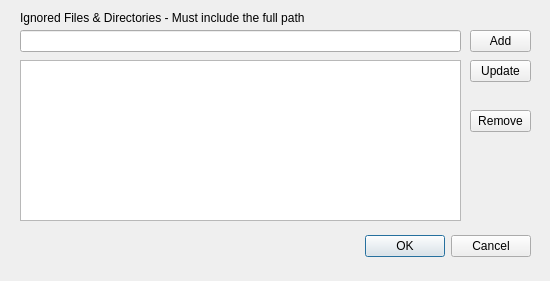
Before: the Qt Designer form Etemenanki/IgnoreFiles.ui in MjnMixael/Etemenanki, drawn with Qt 5.
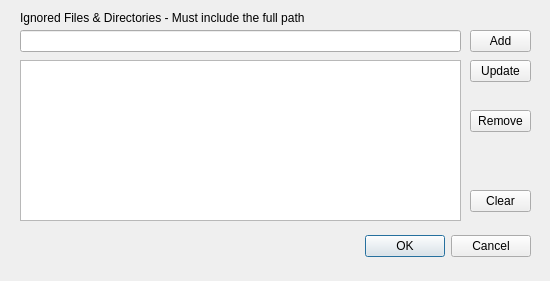
After: the same form once the commit is applied.

Commit message: Add clear buttons and misc bugfixes

```diff
--- a/Etemenanki/IgnoreFiles.ui
+++ b/Etemenanki/IgnoreFiles.ui
@@ -142,6 +142,19 @@
     <string>Ignored Files &amp; Directories - Must include the full path</string>
    </property>
   </widget>
+  <widget class="QPushButton" name="ignore_files_clear_button">
+   <property name="geometry">
+    <rect>
+     <x>470</x>
+     <y>190</y>
+     <width>61</width>
+     <height>22</height>
+    </rect>
+   </property>
+   <property name="text">
+    <string>Clear</string>
+   </property>
+  </widget>
  </widget>
  <resources/>
  <connections>
```
The commit also changes 9 other files.
